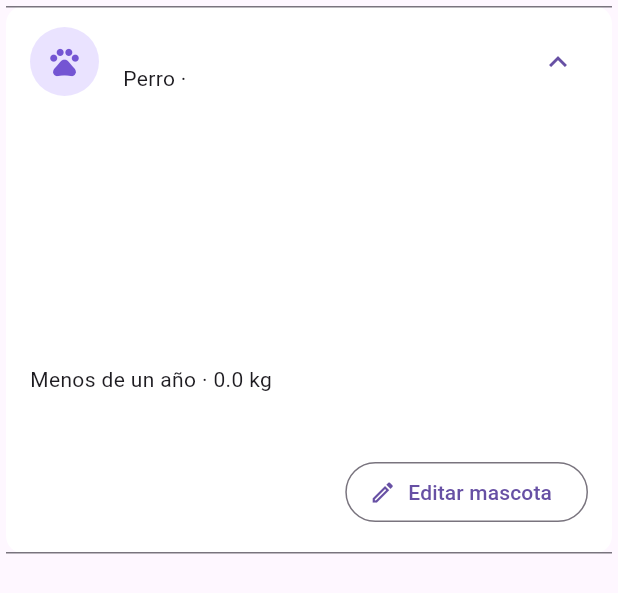
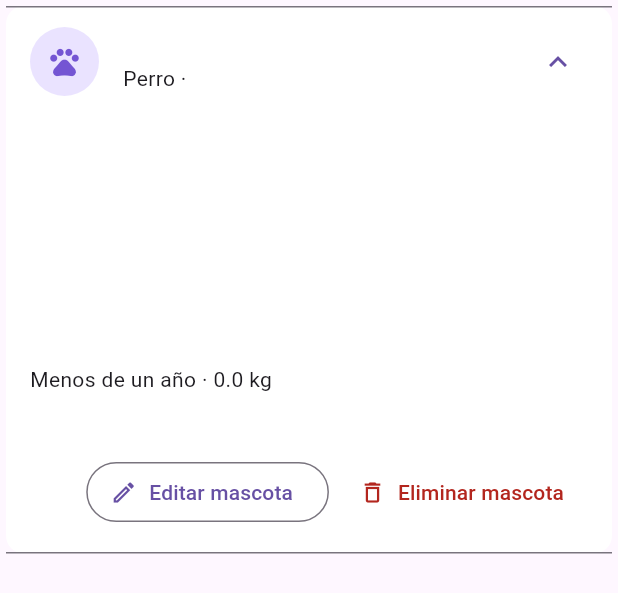
Before and after one commit to Tom-com-ar/PetVerse, a Flutter app: the PetCard widget shown alone on an empty page, opened directly with empty values, after a tap on an icon or button, on a phone screen of 412 x 824 dp. Shown: the top 593 px of the screen. Run offline on Flutter 3.47's test engine with Material 3 defaults, Android fonts, the light colour scheme and no system bars; our stand-ins replace cloud_firestore, firebase_auth, firebase_core; accounts and stored records are empty.

Commit message:
feat: permitir eliminar mascotas

```diff
--- a/lib/services/pet_service.dart
+++ b/lib/services/pet_service.dart
@@ -32,4 +32,9 @@ class PetService {
         .doc(pet.id)
         .update({...pet.toMap(), 'updatedAt': FieldValue.serverTimestamp()});
   }
+
+  Future<void> deletePet(String userId, String petId) async {
+    if (petId.isEmpty) throw ArgumentError('La mascota necesita un ID.');
+    await _pets(userId).doc(petId).delete();
+  }
 }
--- a/lib/widgets/pet_card.dart
+++ b/lib/widgets/pet_card.dart
@@ -3,20 +3,70 @@ import 'package:flutter/material.dart';
 import '../models/pet.dart';
 import 'profile_avatar.dart';
 
-class PetCard extends StatelessWidget {
-  const PetCard({super.key, required this.pet, required this.onEdit});
+class PetCard extends StatefulWidget {
+  const PetCard({
+    super.key,
+    required this.pet,
+    required this.onEdit,
+    required this.onDelete,
+  });
 
   final Pet pet;
   final VoidCallback onEdit;
+  final Future<void> Function() onDelete;
 
   @override
-  Widget build(BuildContext context) => Card(
+  State<PetCard> createState() => _PetCardState();
+}
+
+class _PetCardState extends State<PetCard> {
+  bool _deleting = false;
+
+  Future<void> _confirmDelete() async {
+    final confirmed = await showDialog<bool>(
+      context: context,
+      builder: (dialogContext) => AlertDialog(
+        title: Text('¿Eliminar a ${widget.pet.name}?'),
+        content: const Text(
+          'Se borrará la ficha de esta mascota. Esta acción no se puede deshacer.',
+        ),
+        actions: [
+          TextButton(
+            onPressed: () => Navigator.of(dialogContext).pop(false),
+            child: const Text('Cancelar'),
+          ),
+          FilledButton(
+            style: FilledButton.styleFrom(
+              backgroundColor: Theme.of(context).colorScheme.error,
+            ),
+            onPressed: () => Navigator.of(dialogContext).pop(true),
+            child: const Text('Eliminar'),
+          ),
+        ],
+      ),
+    );
+    if (!mounted || confirmed != true) return;
+
+    setState(() => _deleting = true);
+    try {
+      await widget.onDelete();
+    } finally {
+      if (mounted) setState(() => _deleting = false);
+    }
+  }
+
+  @override
+  Widget build(BuildContext context) {
+    final pet = widget.pet;
+    return Card(
       color: Colors.white,
       elevation: 0,
       child: ExpansionTile(
         leading: ProfileAvatar(photoUrl: pet.mainPhotoUrl, radius: 23),
         title: Text(pet.name),
-      subtitle: Text('${pet.type == 'gato' ? 'Gato' : 'Perro'} · ${pet.breed}'),
+        subtitle: Text(
+          '${pet.type == 'gato' ? 'Gato' : 'Perro'} · ${pet.breed}',
+        ),
         childrenPadding: const EdgeInsets.fromLTRB(16, 0, 16, 16),
         children: [
           SizedBox(
@@ -56,13 +106,29 @@ class PetCard extends StatelessWidget {
           const SizedBox(height: 12),
           Align(
             alignment: Alignment.centerRight,
-          child: OutlinedButton.icon(
-            onPressed: onEdit,
+            child: Wrap(
+              spacing: 8,
+              runSpacing: 8,
+              alignment: WrapAlignment.end,
+              children: [
+                OutlinedButton.icon(
+                  onPressed: _deleting ? null : widget.onEdit,
                   icon: const Icon(Icons.edit_outlined),
                   label: const Text('Editar mascota'),
+                ),
+                TextButton.icon(
+                  onPressed: _deleting ? null : _confirmDelete,
+                  style: TextButton.styleFrom(
+                    foregroundColor: Theme.of(context).colorScheme.error,
+                  ),
+                  icon: const Icon(Icons.delete_outline),
+                  label: Text(_deleting ? 'Eliminando...' : 'Eliminar mascota'),
+                ),
+              ],
             ),
           ),
         ],
       ),
     );
   }
+}
```
Also changed, not shown: lib/screens/profile_screen.dart (+19 -0 lines), 2 other files. Lines whose indentation alone changed are shown as unchanged.
